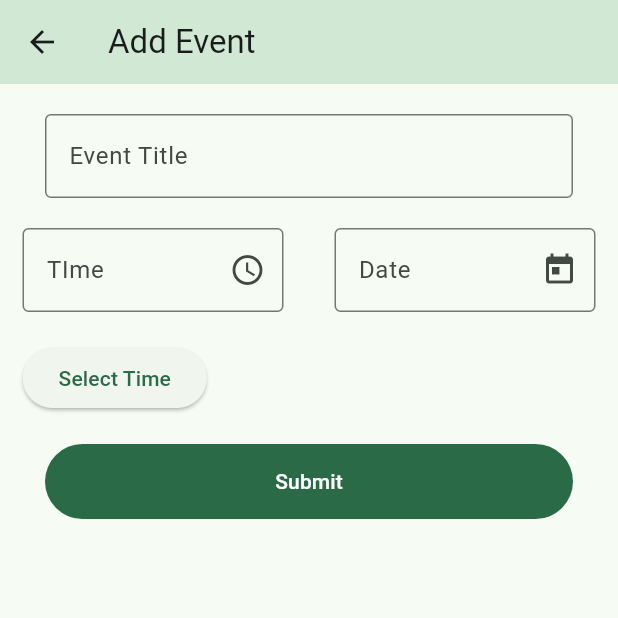
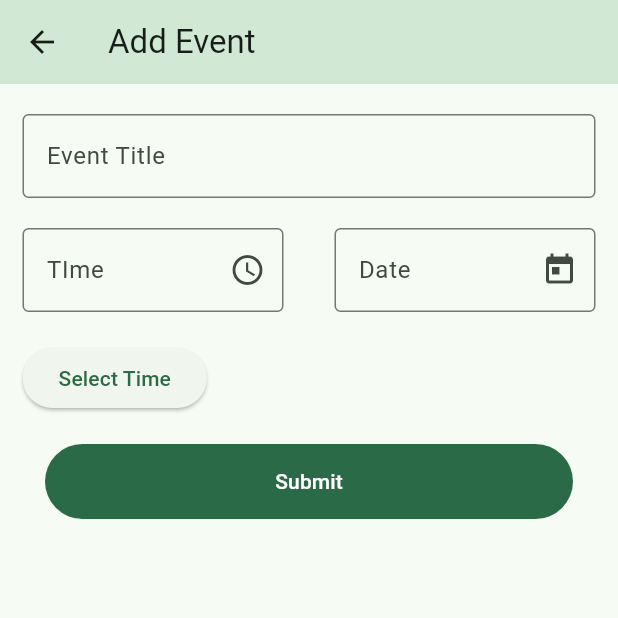
Before and after one commit to AshenPrabath/flutter_material_components_v1, a Flutter app: the AddEventPage screen opened directly, on a phone screen of 412 x 824 dp, the top half of it. Run offline on Flutter 3.47's test engine with Material 2 defaults, Android fonts, the phone set to English and light mode, and no system bars.

Commit message:
Modified widgets

```diff
--- a/lib/widgets/input_textfield.dart
+++ b/lib/widgets/input_textfield.dart
@@ -2,29 +2,34 @@ import 'package:flutter/material.dart';
 
 class InputTextField extends StatelessWidget {
   final String hint;
-  final bool isPassword;
-  final TextEditingController? controller;
-
-  const InputTextField(
-      {super.key,
-      required this.hint,
-      this.isPassword = false,
-      this.controller});
+  final bool? isPassword;
+  final IconData? suffixIcon;
+  final double? width;
+  final Function(String) onChanged;
+  const InputTextField({
+    Key? key,
+    required this.hint,
+    this.isPassword,
+    this.suffixIcon,
+    this.width,
+    required this.onChanged,
+  }) : super(key: key);
 
   @override
   Widget build(BuildContext context) {
-    return Padding(
-      padding: const EdgeInsets.symmetric(horizontal: 15),
+    return SizedBox(
+      width: width,
       child: TextFormField(
-        controller: controller,
+        onChanged: onChanged,
         validator: (value) {
           if (value == null || value.isEmpty) {
             return 'Please fill this field';
           }
           return null;
         },
-        obscureText: isPassword,
+        obscureText: isPassword ?? false,
         decoration: InputDecoration(
+          suffixIcon: Icon(suffixIcon),
           border: const OutlineInputBorder(),
           labelText: hint,
         ),
```
Also changed, not shown: lib/widgets/input_dropdown.dart (+8 -8 lines).
